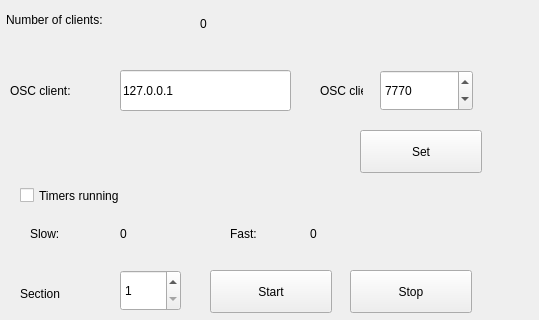
Qt form mainwindow.ui (tarmoj/PNP2020-server) before a commit; both pictures show x 0 to 539 and y 0 to 320 of the 539 by 597 pixel window.
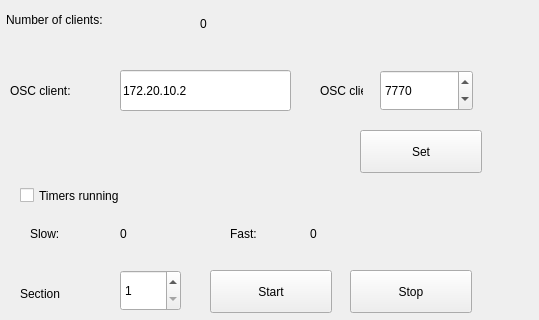
The same form after that commit.

The edit to the form file:
```diff
--- a/mainwindow.ui
+++ b/mainwindow.ui
@@ -80,7 +80,7 @@
      </rect>
     </property>
     <property name="text">
-     <string>127.0.0.1</string>
+     <string>172.20.10.2</string>
     </property>
    </widget>
    <widget class="QLabel" name="label_3">
```
